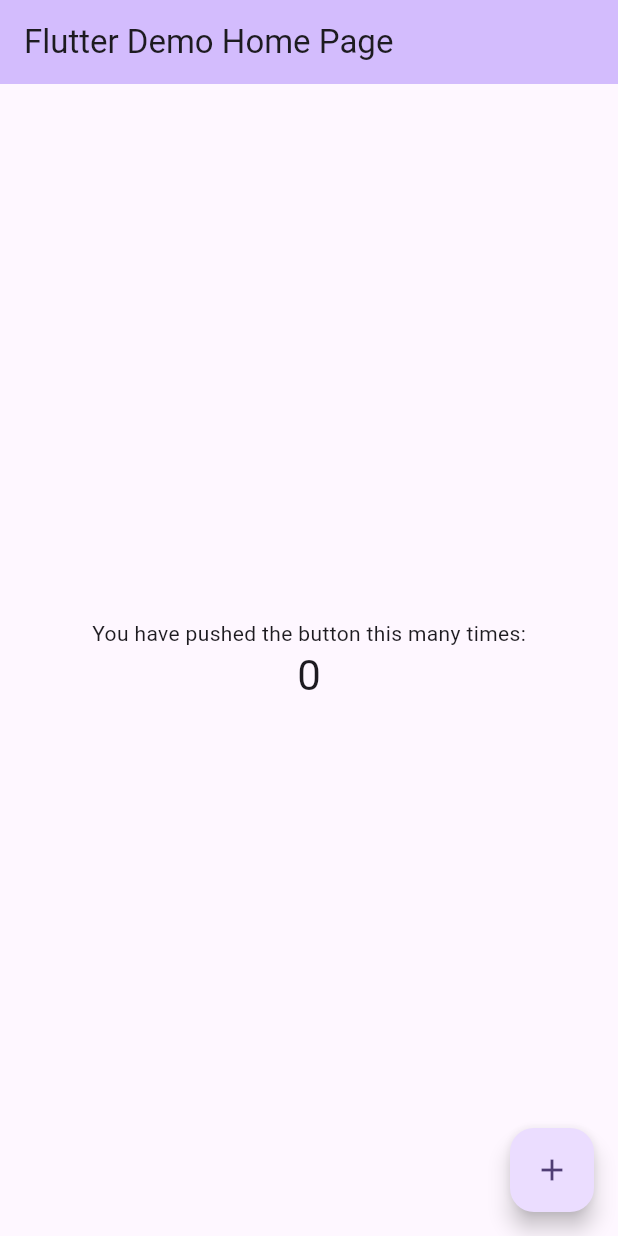
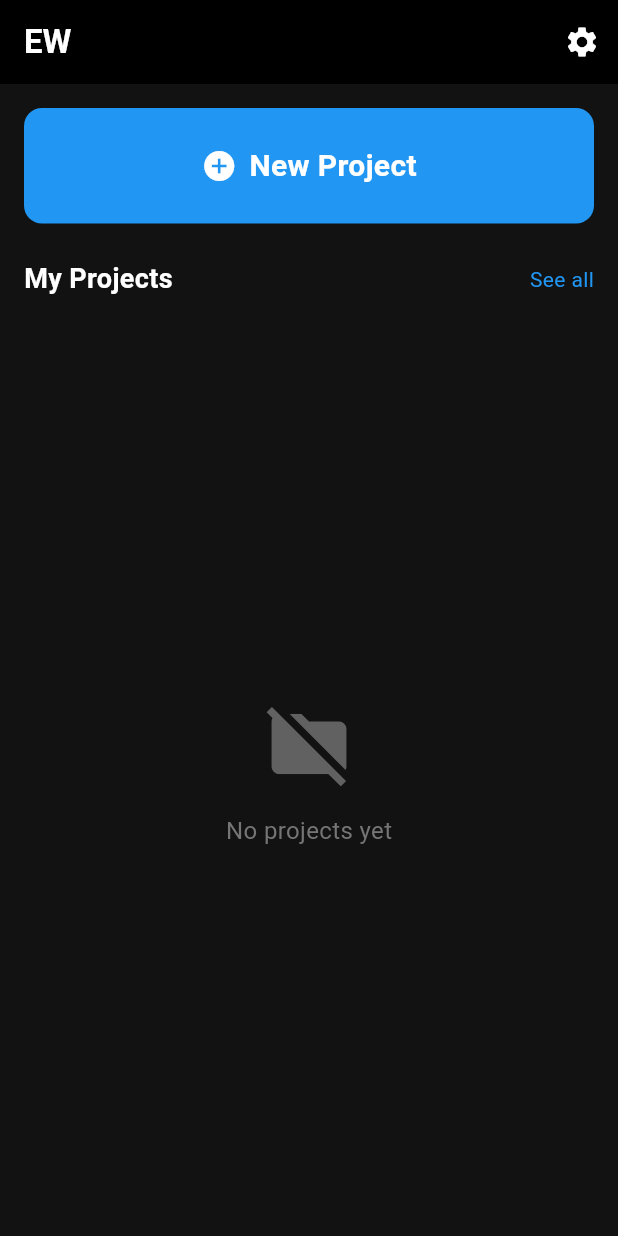
Before and after one commit to could-ai/019a3567-5d91-7729-822d-e5807674caca, a Flutter app: the screen it shows after launch, on a phone screen of 412 x 824 dp. Run offline on Flutter 3.47's test engine with Material 3 defaults, Android fonts, the phone set to English and light mode, and no system bars; our stand-ins replace image_picker.

Commit message:
Updated the project name to `ew_app` and added the `image_picker` dependency to allow users to select photos and videos from their device gallery. This is a foundational step for the core editing functionality.; Changed the application title in `index.html` to "EW" to match the requested application name. This ensures the web version of the app displays the correct title in the browser tab.; Updated the README.md file to reflect the new application name "EW" and its purpose as a video and picture editing app. This provides a clear and accurate description for anyone viewing the project.; Replaced the default counter application with the main entry point for the "EW" app. This file now sets up a dark theme, which is common for editing applications, and designates the new `HomeScreen` as the initial screen, providing a clean and modern starting point.; Created the main home screen for the application, featuring a prominent 'New Project' button that allows users to select media from their device. This screen also includes a placeholder for 'My Projects' to display previous work, establishing the primary user interface and workflow for starting a new editing session.

```diff
--- /dev/null
+++ b/usr/lib/home_screen.dart
@@ -0,0 +1,114 @@
+import 'package:flutter/material.dart';
+import 'package:image_picker/image_picker.dart';
+
+class HomeScreen extends StatefulWidget {
+  const HomeScreen({super.key});
+
+  @override
+  State<HomeScreen> createState() => _HomeScreenState();
+}
+
+class _HomeScreenState extends State<HomeScreen> {
+  final ImagePicker _picker = ImagePicker();
+
+  Future<void> _pickMedia() async {
+    // You can pick multiple images or a single video.
+    // For simplicity, let's start with picking a single image or video.
+    final XFile? media = await _picker.pickMedia();
+    if (media != null) {
+      // Navigate to editor screen with the selected media
+      // For now, we'll just print the path.
+      print('Media picked: ${media.path}');
+      // TODO: Navigate to an editor screen
+    }
+  }
+
+  @override
+  Widget build(BuildContext context) {
+    return Scaffold(
+      appBar: AppBar(
+        title: const Text('EW', style: TextStyle(fontWeight: FontWeight.bold)),
+        backgroundColor: Colors.black,
+        elevation: 0,
+        actions: [
+          IconButton(
+            icon: const Icon(Icons.settings),
+            onPressed: () {
+              // TODO: Navigate to settings screen
+            },
+          ),
+        ],
+      ),
+      body: Column(
+        children: [
+          // "New Project" button
+          GestureDetector(
+            onTap: _pickMedia,
+            child: Container(
+              margin: const EdgeInsets.all(16.0),
+              padding: const EdgeInsets.symmetric(vertical: 24.0),
+              decoration: BoxDecoration(
+                color: Colors.blue,
+                borderRadius: BorderRadius.circular(12.0),
+              ),
+              child: const Center(
+                child: Row(
+                  mainAxisAlignment: MainAxisAlignment.center,
+                  children: [
+                    Icon(Icons.add_circle, color: Colors.white),
+                    SizedBox(width: 8.0),
+                    Text(
+                      'New Project',
+                      style: TextStyle(
+                        color: Colors.white,
+                        fontSize: 20.0,
+                        fontWeight: FontWeight.bold,
+                      ),
+                    ),
+                  ],
+                ),
+              ),
+            ),
+          ),
+          // "My Projects" section
+          const Padding(
+            padding: EdgeInsets.symmetric(horizontal: 16.0, vertical: 8.0),
+            child: Row(
+              mainAxisAlignment: MainAxisAlignment.spaceBetween,
+              children: [
+                Text(
+                  'My Projects',
+                  style: TextStyle(
+                    color: Colors.white,
+                    fontSize: 18.0,
+                    fontWeight: FontWeight.bold,
+                  ),
+                ),
+                Text(
+                  'See all',
+                  style: TextStyle(color: Colors.blue),
+                ),
+              ],
+            ),
+          ),
+          // Placeholder for projects grid
+          Expanded(
+            child: Center(
+              child: Column(
+                mainAxisAlignment: MainAxisAlignment.center,
+                children: [
+                  Icon(Icons.folder_off, color: Colors.grey[700], size: 60),
+                  const SizedBox(height: 16),
+                  Text(
+                    'No projects yet',
+                    style: TextStyle(color: Colors.grey[600], fontSize: 16),
+                  ),
+                ],
+              ),
+            ),
+          ),
+        ],
+      ),
+    );
+  }
+}
--- a/usr/lib/main.dart
+++ b/usr/lib/main.dart
@@ -1,120 +1,27 @@
 import 'package:flutter/material.dart';
+import 'package:ew_app/home_screen.dart';
 
 void main() {
-  runApp(const MyApp());
+  runApp(const EWApp());
 }
 
-class MyApp extends StatelessWidget {
-  const MyApp({super.key});
+class EWApp extends StatelessWidget {
+  const EWApp({super.key});
 
-  // This widget is the root of your application.
   @override
   Widget build(BuildContext context) {
     return MaterialApp(
-      title: 'Flutter Demo',
+      title: 'EW',
       debugShowCheckedModeBanner: false,
-      theme: ThemeData(
-        // This is the theme of your application.
-        //
-        // TRY THIS: Try running your application with "flutter run". You'll see
-        // the application has a purple toolbar. Then, without quitting the app,
-        // try changing the seedColor in the colorScheme below to Colors.green
-        // and then invoke "hot reload" (save your changes or press the "hot
-        // reload" button in a Flutter-supported IDE, or press "r" if you used
-        // the command line to start the app).
-        //
-        // Notice that the counter didn't reset back to zero; the application
-        // state is not lost during the reload. To reset the state, use hot
-        // restart instead.
-        //
-        // This works for code too, not just values: Most code changes can be
-        // tested with just a hot reload.
-        colorScheme: ColorScheme.fromSeed(seedColor: Colors.deepPurple),
+      theme: ThemeData.dark().copyWith(
+        primaryColor: Colors.blue,
+        scaffoldBackgroundColor: const Color(0xFF121212),
+        colorScheme: const ColorScheme.dark().copyWith(
+          primary: Colors.blue,
+          secondary: Colors.blueAccent,
+        ),
       ),
-      home: const MyHomePage(title: 'Flutter Demo Home Page'),
+      home: const HomeScreen(),
     );
   }
 }
-
-class MyHomePage extends StatefulWidget {
-  const MyHomePage({super.key, required this.title});
-
-  // This widget is the home page of your application. It is stateful, meaning
-  // that it has a State object (defined below) that contains fields that affect
-  // how it looks.
-
-  // This class is the configuration for the state. It holds the values (in this
-  // case the title) provided by the parent (in this case the App widget) and
-  // used by the build method of the State. Fields in a Widget subclass are
-  // always marked "final".
-
-  final String title;
-
-  @override
-  State<MyHomePage> createState() => _MyHomePageState();
-}
-
-class _MyHomePageState extends State<MyHomePage> {
-  int _counter = 0;
-
-  void _incrementCounter() {
-    setState(() {
-      // This call to setState tells the Flutter framework that something has
-      // changed in this State, which causes it to rerun the build method below
-      // so that the display can reflect the updated values. If we changed
-      // _counter without calling setState(), then the build method would not be
-      // called again, and so nothing would appear to happen.
-      _counter++;
-    });
-  }
-
-  @override
-  Widget build(BuildContext context) {
-    // This method is rerun every time setState is called, for instance as done
-    // by the _incrementCounter method above.
-    //
-    // The Flutter framework has been optimized to make rerunning build methods
-    // fast, so that you can just rebuild anything that needs updating rather
-    // than having to individually change instances of widgets.
-    return Scaffold(
-      appBar: AppBar(
-        // TRY THIS: Try changing the color here to a specific color (to
-        // Colors.amber, perhaps?) and trigger a hot reload to see the AppBar
-        // change color while the other colors stay the same.
-        backgroundColor: Theme.of(context).colorScheme.inversePrimary,
-        // Here we take the value from the MyHomePage object that was created by
-        // the App.build method, and use it to set our appbar title.
-        title: Text(widget.title),
-      ),
-      body: Center(
-        // Center is a layout widget. It takes a single child and positions it
-        // in the middle of the parent.
-        child: Column(
-          // Column is also a layout widget. It takes a list of children and
-          // arranges them vertically. By default, it sizes itself to fit its
-          // children horizontally, and tries to be as tall as its parent.
-          //
-          // Column has various properties to control how it sizes itself and
-          // how it positions its children. Here we use mainAxisAlignment to
-          // center the children vertically; the main axis here is the vertical
-          // axis because Columns are vertical (the cross axis would be
-          // horizontal).
-          //
-          // TRY THIS: Invoke "debug painting" (choose the "Toggle Debug Paint"
-          // action in the IDE, or press "p" in the console), to see the
-          // wireframe for each widget.
-          mainAxisAlignment: MainAxisAlignment.center,
-          children: <Widget>[
-            const Text('You have pushed the button this many times:'),
-            Text('$_counter', style: Theme.of(context).textTheme.headlineMedium),
-          ],
-        ),
-      ),
-      floatingActionButton: FloatingActionButton(
-        onPressed: _incrementCounter,
-        tooltip: 'Increment',
-        child: const Icon(Icons.add),
-      ), // This trailing comma makes auto-formatting nicer for build methods.
-    );
-  }
-}
```
Also changed, not shown: usr/pubspec.yaml (+4 -71 lines), 2 other files.
